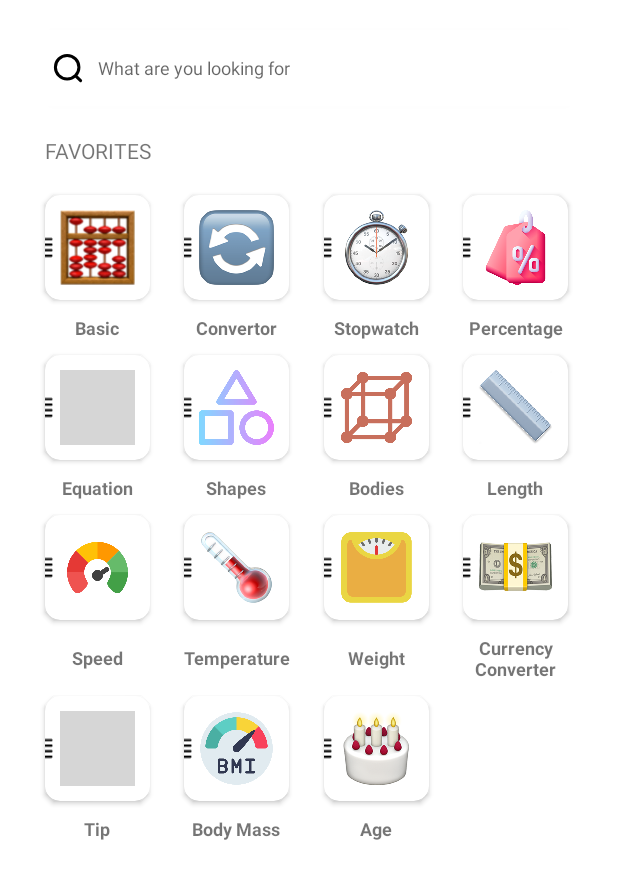
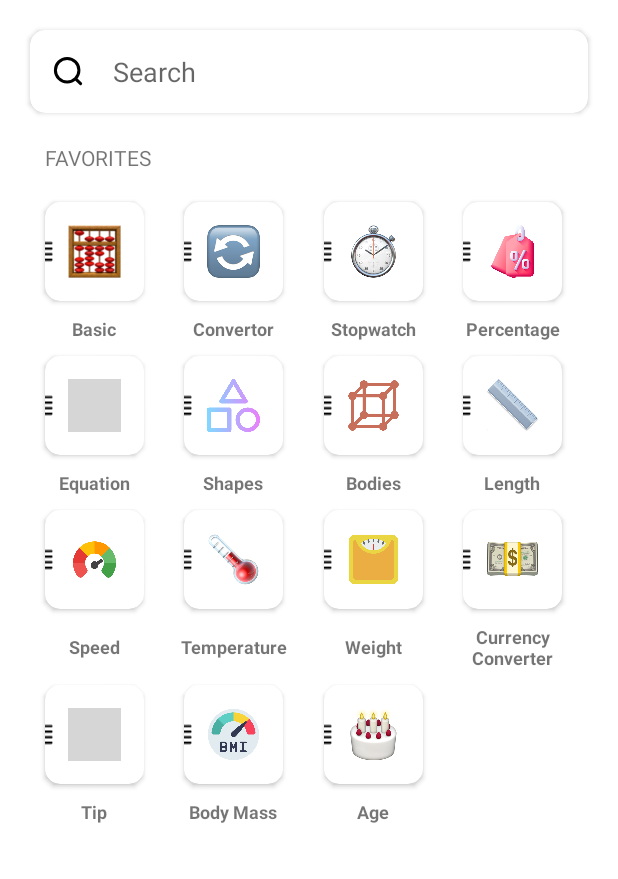
Before and after one commit to aatmikarm/Calculator_2024, an Android app: the screen it shows after launch (MainActivity), on a phone screen of 412 x 824 dp. Shown: the top 879 px of the screen. Run offline under Robolectric (Android 15) with nearby library versions, the phone set to English and light mode, and no system bars; our stand-ins replace AdMob; pictures from the network do not load; 1 statement that could not run was skipped; grey boxes are pictures that could not be loaded.

Commit message:
search functionality
search with cross to clear edit text and close keyboard

```diff
--- a/app/src/main/java/com/aatmik/calculator/activity/MainActivity.kt
+++ b/app/src/main/java/com/aatmik/calculator/activity/MainActivity.kt
@@ -4,6 +4,8 @@
 import android.os.Bundle
 import android.text.Editable
 import android.text.TextWatcher
+import android.view.View
+import android.view.inputmethod.InputMethodManager
 import android.widget.Toast
 import androidx.appcompat.app.AppCompatActivity
 import androidx.recyclerview.widget.GridLayoutManager
@@ -47,6 +49,7 @@
         interstitialAd()
         search()
 
+
     }
 
     private fun search() {
@@ -57,13 +60,36 @@
 
             override fun onTextChanged(s: CharSequence?, p1: Int, p2: Int, p3: Int) {
                 filter(s.toString())
+                // Show the clear (cross) button if there's text
+                if (!s.isNullOrEmpty()) {
+                    binding.clearTextIv.visibility = View.VISIBLE
+                } else {
+                    binding.clearTextIv.visibility = View.GONE
+                }
+                // Restore cursor visibility when the user starts typing again
+                if (s.isNullOrEmpty().not()) {
+                    binding.searchEt.isCursorVisible = true
+                }
             }
 
             override fun afterTextChanged(p0: Editable?) {
                 filter(p0.toString())
             }
+        })
 
-        })
+        // Set up click listener for clear (cross) button
+        binding.clearTextIv.setOnClickListener {
+            // Clear the text
+            binding.searchEt.text.clear()
+            // Hide the clear button
+            binding.clearTextIv.visibility = View.GONE
+            // Hide the keyboard
+            val imm = getSystemService(INPUT_METHOD_SERVICE) as InputMethodManager
+            imm.hideSoftInputFromWindow(binding.searchEt.windowToken, 0)
+            // Hide the cursor when text is cleared
+            binding.searchEt.isCursorVisible = false
+        }
+
     }
 
     private fun recyclerView() {
@@ -120,7 +146,7 @@
             }
         }
         if (filteredList.isEmpty()) {
-            Toast.makeText(this, "Calculator Not Found...", Toast.LENGTH_SHORT).show()
+            //Toast.makeText(this, "Calculator Not Found...", Toast.LENGTH_SHORT).show()
         } else {
             calculatorAdapter.filterList(filteredList)
         }
--- /dev/null
+++ b/app/src/main/res/drawable/close.xml
@@ -0,0 +1,9 @@
+<vector xmlns:android="http://schemas.android.com/apk/res/android"
+    android:width="20dp"
+    android:height="20dp"
+    android:viewportWidth="20"
+    android:viewportHeight="20">
+  <path
+      android:pathData="M13.889,7.525C14.28,7.135 14.28,6.501 13.889,6.111C13.499,5.72 12.865,5.72 12.475,6.111L13.889,7.525ZM6.111,12.475C5.72,12.865 5.72,13.499 6.111,13.889C6.501,14.28 7.135,14.28 7.525,13.889L6.111,12.475ZM12.475,13.889C12.865,14.28 13.499,14.28 13.889,13.889C14.28,13.499 14.28,12.865 13.889,12.475L12.475,13.889ZM7.525,6.111C7.135,5.72 6.501,5.72 6.111,6.111C5.72,6.501 5.72,7.135 6.111,7.525L7.525,6.111ZM18,10C18,14.418 14.418,18 10,18V20C15.523,20 20,15.523 20,10H18ZM10,18C5.582,18 2,14.418 2,10H0C0,15.523 4.477,20 10,20V18ZM2,10C2,5.582 5.582,2 10,2V0C4.477,0 0,4.477 0,10H2ZM10,2C14.418,2 18,5.582 18,10H20C20,4.477 15.523,0 10,0V2ZM12.475,6.111L9.293,9.293L10.707,10.707L13.889,7.525L12.475,6.111ZM9.293,9.293L6.111,12.475L7.525,13.889L10.707,10.707L9.293,9.293ZM13.889,12.475L10.707,9.293L9.293,10.707L12.475,13.889L13.889,12.475ZM10.707,9.293L7.525,6.111L6.111,7.525L9.293,10.707L10.707,9.293Z"
+      android:fillColor="#000000"/>
+</vector>
--- a/app/src/main/res/layout/activity_main.xml
+++ b/app/src/main/res/layout/activity_main.xml
@@ -23,24 +23,32 @@
             android:layout_width="match_parent"
             android:layout_height="wrap_content"
             android:gravity="center"
-            android:padding="15dp">
+            android:padding="5dp">
 
             <ImageView
                 android:layout_width="wrap_content"
                 android:layout_height="wrap_content"
+                android:padding="10dp"
                 android:src="@drawable/search" />
 
             <EditText
                 android:id="@+id/searchEt"
-                android:layout_width="match_parent"
+                android:layout_width="0dp"
                 android:layout_height="wrap_content"
-                android:layout_marginHorizontal="10dp"
                 android:layout_weight="1"
                 android:background="@drawable/transparent"
                 android:focusableInTouchMode="true"
-                android:hint="What are you looking for"
-                android:textColor="#A19B9B"
-                android:textSize="12sp" />
+                android:hint="@string/searchEtHint"
+                android:padding="10dp"
+                android:textColor="#A19B9B" />
+
+            <ImageView
+                android:id="@+id/clearTextIv"
+                android:layout_width="wrap_content"
+                android:layout_height="wrap_content"
+                android:padding="10dp"
+                android:src="@drawable/close"
+                android:visibility="gone" />
 
         </LinearLayout>
 
--- a/app/src/main/res/layout/calculator_item.xml
+++ b/app/src/main/res/layout/calculator_item.xml
@@ -30,9 +30,9 @@
 
             <ImageView
                 android:id="@+id/itemImage"
-                android:layout_width="50dp"
-                android:layout_height="50dp"
-                android:layout_margin="10dp"
+                android:layout_width="35dp"
+                android:layout_height="35dp"
+                android:layout_margin="15dp"
                 app:layout_constraintBottom_toBottomOf="parent"
                 app:layout_constraintEnd_toEndOf="parent"
                 app:layout_constraintStart_toStartOf="parent"
--- a/app/src/main/res/values/strings.xml
+++ b/app/src/main/res/values/strings.xml
@@ -637,6 +637,7 @@
     <string name="long_ton">Long ton (lt)</string>
     <string name="short_ton">Short ton (st)</string>
     <string name="favorites">FAVORITES</string>
+    <string name="searchEtHint">Search</string>
 
     <string-array name="weight">
         <item>@string/microgram</item>
```
